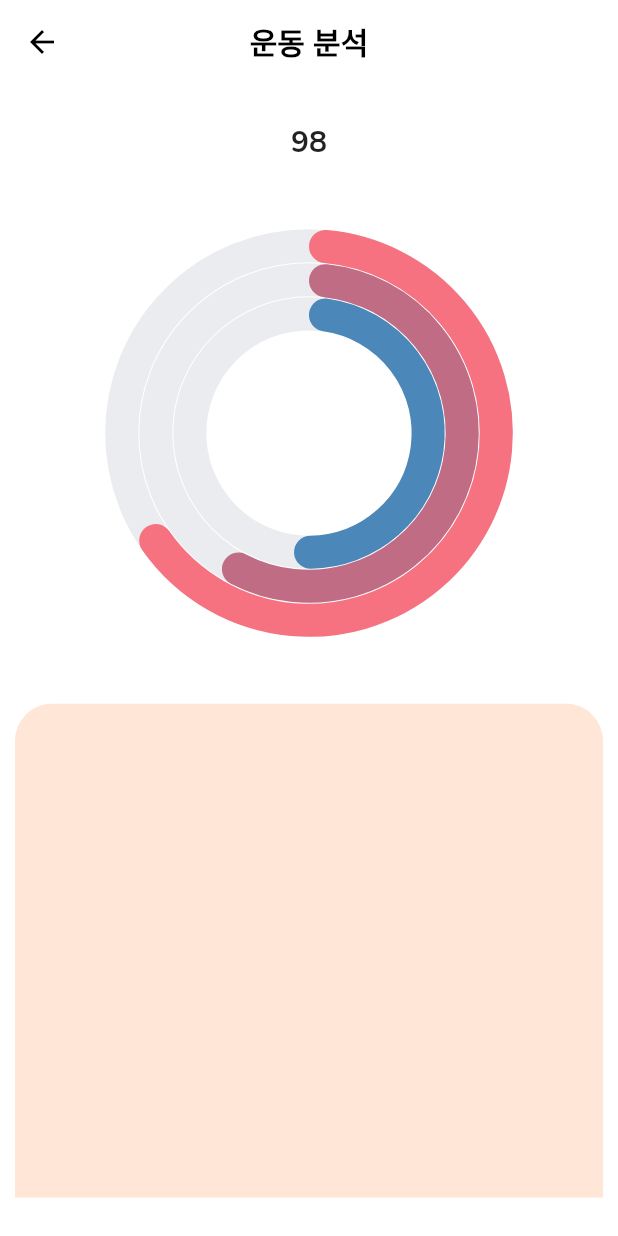
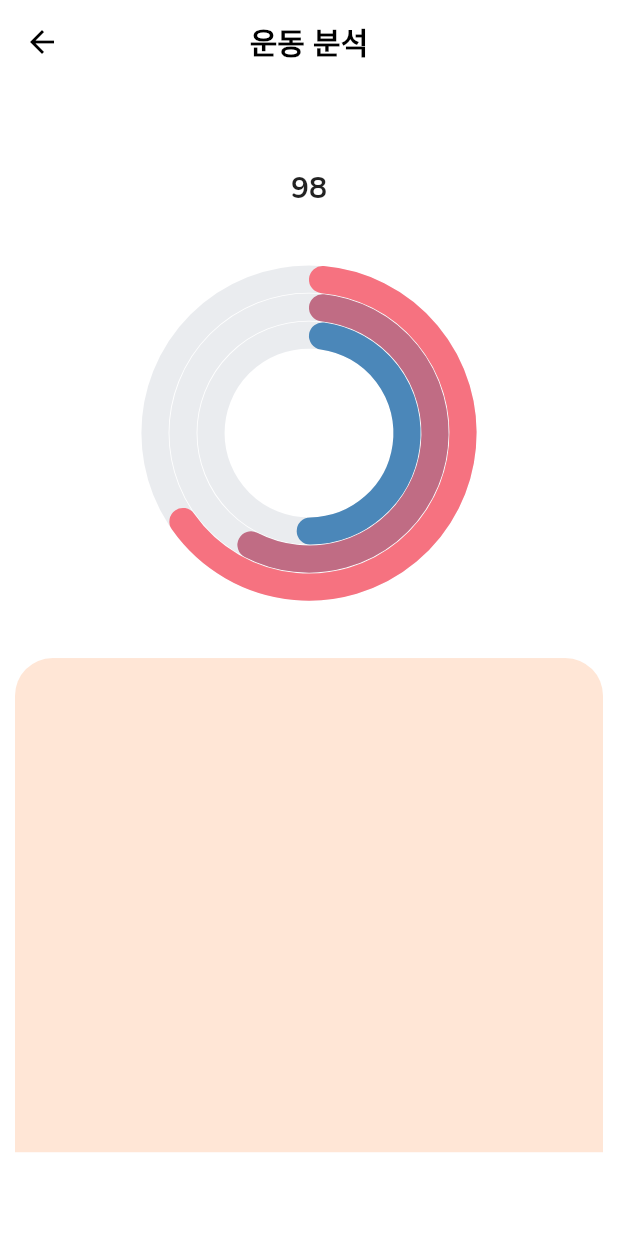
Before and after one commit to MuSeongPark/AI_APP_MyPT_StrongFriends, a Flutter app: the AnalysisPage screen opened directly, on a phone screen of 412 x 824 dp. Run offline on Flutter 3.47's test engine with Material 2 defaults, Android fonts, the phone set to English and light mode, and no system bars; our stand-ins replace camera, cloud_firestore, firebase_auth, firebase_core, flutter_signin_button, flutter_tts and 6 more; missing offline and left inert: google_ml_kit; accounts and stored records are empty.

Commit message:
remove flexible widget to analysis_page

```diff
--- a/mypt/lib/screens/analysis/analysis_page.dart
+++ b/mypt/lib/screens/analysis/analysis_page.dart
@@ -47,13 +47,8 @@ class _AnalysisPageState extends State<AnalysisPage> {
                 textAlign: TextAlign.center,
               ),
             ),
-            Flexible(
-              flex: 1,
-              child: _buildRadialChart(),
-            ),
-            Flexible(
-              flex: 1,
-              child: Positioned(
+            _buildRadialChart(),
+            Positioned(
                 bottom: 0,
                 child: ClipRRect(
                   borderRadius: BorderRadius.only(
@@ -67,7 +62,6 @@ class _AnalysisPageState extends State<AnalysisPage> {
                   ),
                 ),
               ),
-            )
           ],
         ),
       ),
```
